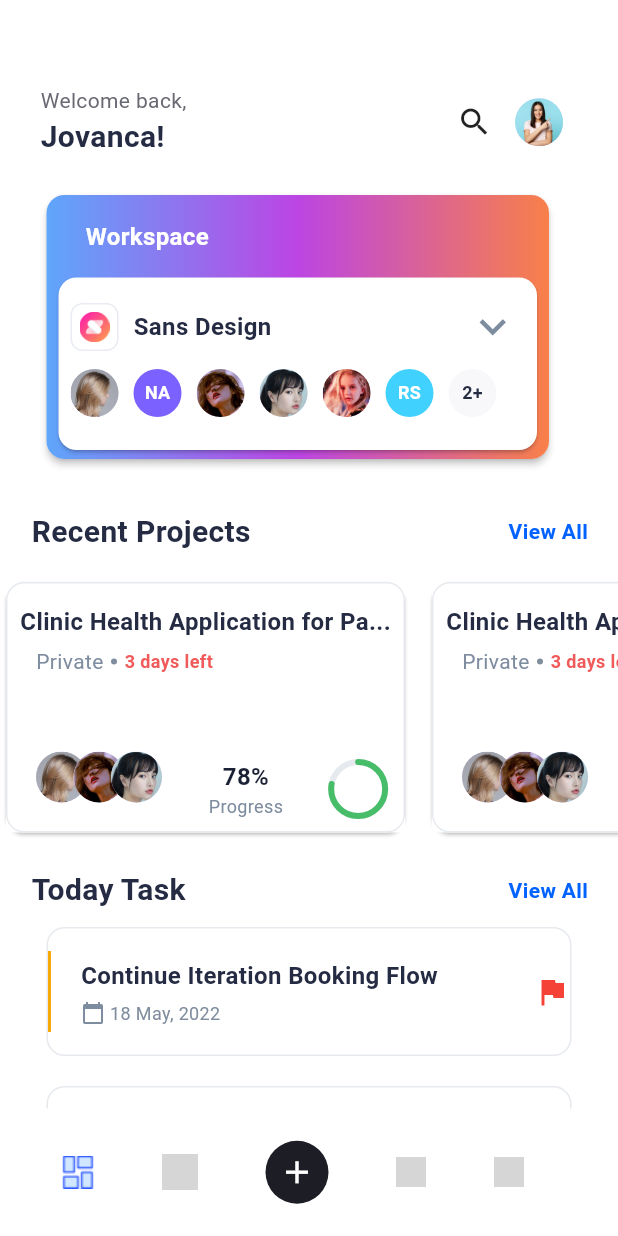
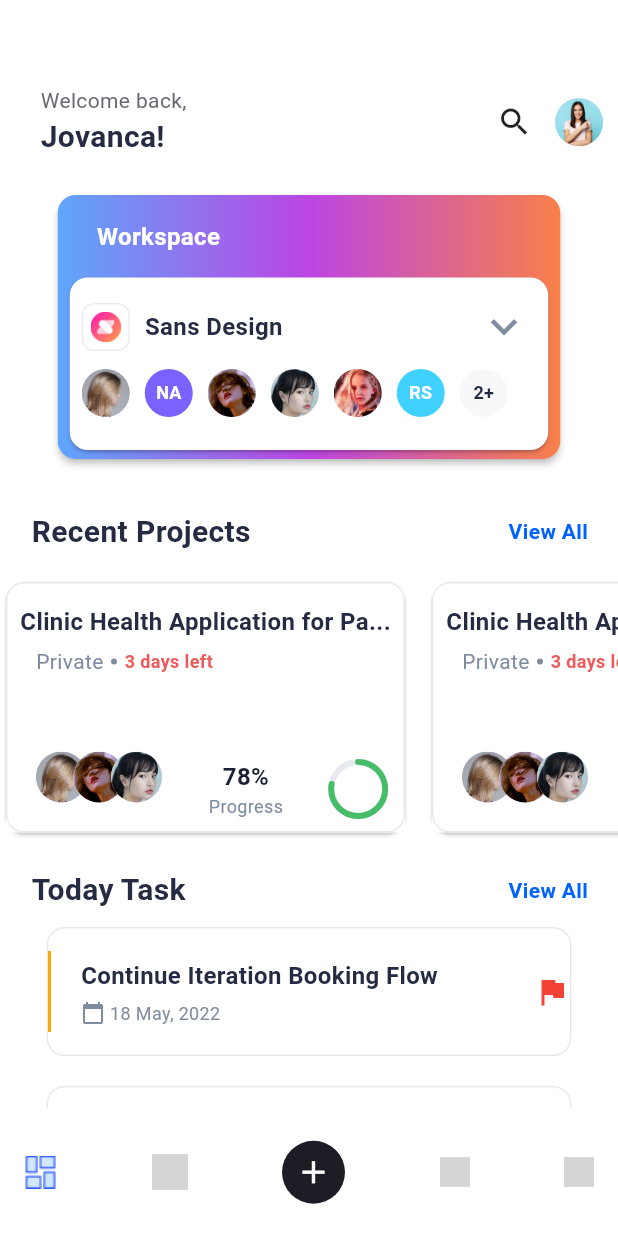
Before and after one commit to Sanjid121/flutter_firebace_note_app, a Flutter app: the HomePage screen opened directly, on a phone screen of 412 x 824 dp. Run offline on Flutter 3.47's test engine with Material 3 defaults, Android fonts, the phone set to English and light mode, and no system bars; drawn by our look-alikes of percent_indicator; our stand-ins replace cloud_firestore, firebase_auth, firebase_core, fluttertoast, get, google_sign_in and 2 more; accounts and stored records are empty; network calls fail; Roboto replaces fonts that are missing (Urbanist); grey boxes are pictures that could not be loaded.

Commit message:
...........

```diff
--- a/lib/view/home/Home_v2.dart
+++ b/lib/view/home/Home_v2.dart
@@ -1,7 +1,4 @@
 import 'package:flutter/material.dart';
-import 'package:flutter_firebace1/controller/authController.dart';
-
-import 'package:get/get.dart';
 import '../widgets/widget.dart';
 import 'package:percent_indicator/circular_percent_indicator.dart';
 import 'package:pinput/pinput.dart';
@@ -69,6 +66,7 @@ class _HomePageState extends State<HomePage> {
                 Padding(
                   padding: const EdgeInsets.only(left: 27, right: 10, top: 57),
                   child: Row(
+                    mainAxisAlignment: MainAxisAlignment.spaceBetween,
                     children: [
                       Container(
                         child: Column(
@@ -81,12 +79,10 @@ class _HomePageState extends State<HomePage> {
                           ],
                         ),
                       ),
-                      Padding(
-                        padding: const EdgeInsets.only(left: 180),
-                        child: Icon(
-                          Icons.search,
-                          size: 24,
-                        ),
+                      Spacer(),
+                      Icon(
+                        Icons.search,
+                        size: 24,
                       ),
                       SizedBox(
                         width: 15,
@@ -110,8 +106,7 @@ class _HomePageState extends State<HomePage> {
                 SizedBox(
                   height: 20,
                 ),
-                Padding(
-                  padding: const EdgeInsets.only(left: 27, right: 10),
+                Center(
                   child: Container(
                     child: Stack(
                       alignment: Alignment.center,
@@ -482,14 +477,13 @@ class _HomePageState extends State<HomePage> {
         color: Color(0xFFFFFFFF),
         height: 85,
         child: Row(
+          mainAxisAlignment: MainAxisAlignment.spaceBetween,
+          crossAxisAlignment: CrossAxisAlignment.center,
           children: [
-            SizedBox(
-              width: 25,
-            ),
+
             InkWell(
-              onTap: () async {
-                final authCtr = Get.find<Authcontroller>();
-                await authCtr.userLogout(context);
+              onTap: () {
+
                 ScaffoldMessenger.of(context)
                     .showSnackBar(SnackBar(content: Text('1 num ok')));
               },
@@ -499,9 +493,7 @@ class _HomePageState extends State<HomePage> {
                 width: 22,
               ),
             ),
-            SizedBox(
-              width: 45,
-            ),
+
             InkWell(
               onTap: () {
                 ScaffoldMessenger.of(context)
@@ -514,9 +506,7 @@ class _HomePageState extends State<HomePage> {
                 color: Color(0xFFF7E8CA0),
               ),
             ),
-            SizedBox(
-              width: 45,
-            ),
+
             InkWell(
               onTap: () {
                 ScaffoldMessenger.of(context)
@@ -535,17 +525,13 @@ class _HomePageState extends State<HomePage> {
                 ),
               ),
             ),
-            SizedBox(
-              width: 45,
-            ),
+
             Image.network(
               'https://cdn-icons-png.flaticon.com/128/1370/1370907.png',
               height: 20,
               width: 20,
             ),
-            SizedBox(
-              width: 45,
-            ),
+
             Image.network(
               'https://cdn-icons-png.flaticon.com/128/17847/17847650.png',
               height: 20,
--- a/lib/view/onboard/splash.dart
+++ b/lib/view/onboard/splash.dart
@@ -1,6 +1,7 @@
 import 'package:flutter/material.dart';
 import 'package:flutter_firebace1/view/auth/Sign_In.dart';
 import 'package:flutter_firebace1/view/home/Home_v2.dart';
+import 'package:flutter_firebace1/view/home/Note_home_page.dart';
 import 'package:flutter_firebace1/view/onboard/Onboarding_1.dart';
 
 import 'package:shared_preferences/shared_preferences.dart';
@@ -28,7 +29,7 @@ class _SplashState extends State<Splash> {
       Navigator.push(context, MaterialPageRoute(builder: (_) => Page1()));
     } else {
       if (sp.getBool("isAuth") != null && sp.getBool("isAuth") == true) {
-        Navigator.push(context, MaterialPageRoute(builder: (_) => HomePage()));
+        Navigator.push(context, MaterialPageRoute(builder: (_) => NoteHomePage()));
       } else {
         Navigator.push(context, MaterialPageRoute(builder: (_) => LoginPage()));
       }
```
Also changed, not shown: lib/view/home/Drowar.dart (+71 -3 lines), lib/view/home/Note_home_page.dart (+49 -36 lines), assets/sanjid15.png (added).
